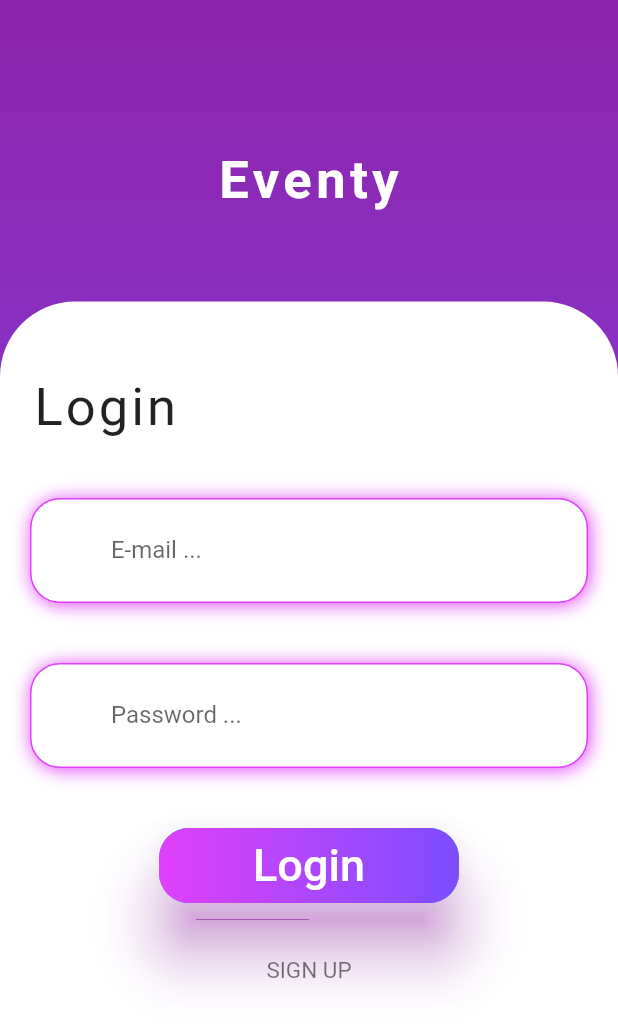
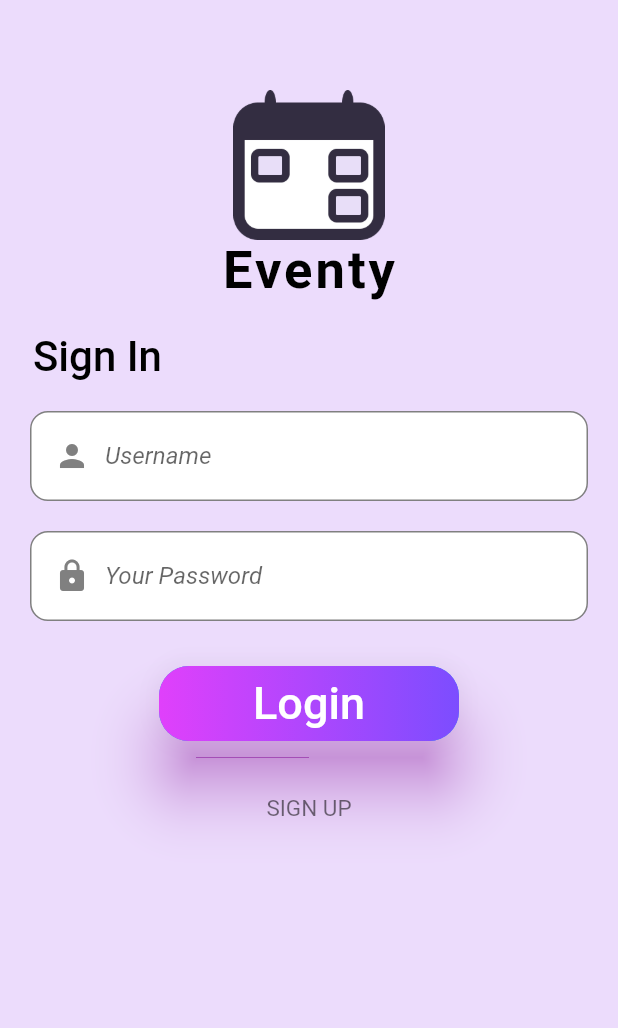
Before and after one commit to laaners/Eventy-flutter-application, a Flutter app: the screen it shows after launch, on a phone screen of 412 x 824 dp. Shown: the top 1028 px of the screen. Run offline on Flutter 3.47's test engine with Material 2 defaults, Android fonts, the phone set to English and light mode, and no system bars; our stand-ins replace flutter_dotenv; missing offline and left inert: postgres; Roboto replaces fonts that are missing (Lobster).

Commit message:
login logo

```diff
--- a/lib/screens/login.dart
+++ b/lib/screens/login.dart
@@ -1,6 +1,9 @@
+import 'package:dima_app/providers/theme_switch.dart';
+import 'package:dima_app/themes/palette.dart';
 import 'package:flutter/material.dart';
 import 'package:flutter/src/widgets/container.dart';
 import 'package:flutter/src/widgets/framework.dart';
+import 'package:provider/provider.dart';
 
 class LoginScreen extends StatefulWidget {
   const LoginScreen({super.key});
@@ -15,91 +18,87 @@ class _LoginScreenState extends State<LoginScreen> {
   @override
   Widget build(BuildContext context) {
     return Scaffold(
-      body: Container(
+      body: SizedBox(
         width: double.infinity,
-        decoration: BoxDecoration(
-          gradient: LinearGradient(
-            begin: Alignment.topCenter,
-            end: Alignment.bottomCenter,
-            colors: [
-              // Colors.purple,
-              Colors.purple.shade600,
-              Colors.deepPurpleAccent,
-            ],
-          ),
-        ),
         child: Column(
           children: [
             Container(
-              margin: const EdgeInsets.only(top: 100),
-              child: Text(
-                "Eventy",
-                style: const TextStyle(
-                  fontSize: 35,
-                  fontWeight: FontWeight.bold,
-                  color: Colors.white,
-                  letterSpacing: 3,
-                ),
+              margin: const EdgeInsets.only(top: 60),
+              child: Column(
+                children: const [
+                  Image(
+                    image: AssetImage('images/logo.png'),
+                    height: 100,
+                  ),
+                  Text(
+                    "Eventy",
+                    style: TextStyle(
+                      fontSize: 35,
+                      fontWeight: FontWeight.bold,
+                      letterSpacing: 2,
+                    ),
+                  ),
+                ],
               ),
             ),
             Expanded(
-              child: Container(
+              child: SizedBox(
                 width: double.infinity,
-                decoration: const BoxDecoration(
-                    color: Colors.white,
-                    borderRadius: BorderRadius.only(
-                        topLeft: Radius.circular(50),
-                        topRight: Radius.circular(50))),
-                margin: const EdgeInsets.only(top: 60),
                 child: SingleChildScrollView(
                   child: Column(
                     children: [
                       const SizedBox(
-                        height: 50,
+                        height: 20,
                       ),
                       Container(
-                        // color: Colors.red,
                         alignment: Alignment.topLeft,
-                        margin: const EdgeInsets.only(left: 22, bottom: 20),
+                        margin: const EdgeInsets.only(left: 22, bottom: 10),
                         child: const Text(
-                          "Login",
+                          "Sign In",
                           style: TextStyle(
-                              fontSize: 35,
-                              color: Colors.black87,
-                              letterSpacing: 2,
-                              fontFamily: "Lobster"),
+                            fontSize: 28,
+                            fontWeight: FontWeight.w500,
+                          ),
                         ),
                       ),
                       Container(
                         width: double.infinity,
-                        height: 70,
+                        height: 60,
                         margin: const EdgeInsets.symmetric(
-                            horizontal: 20, vertical: 20),
+                          horizontal: 20,
+                          vertical: 10,
+                        ),
                         padding: const EdgeInsets.symmetric(
-                            horizontal: 15, vertical: 5),
+                          horizontal: 15,
+                          vertical: 5,
+                        ),
                         decoration: BoxDecoration(
-                            border: Border.all(
-                                color: Colors.purpleAccent, width: 1),
-                            boxShadow: const [
-                              BoxShadow(
-                                  color: Colors.purpleAccent,
-                                  blurRadius: 10,
-                                  offset: Offset(1, 1)),
-                            ],
-                            color: Colors.white,
-                            borderRadius:
-                                const BorderRadius.all(Radius.circular(20))),
+                          border:
+                              Border.all(color: Palette.greyColor, width: 1),
+                          color: Palette.whiteColor,
+                          borderRadius: const BorderRadius.all(
+                            Radius.circular(12),
+                          ),
+                        ),
                         child: Row(
                           mainAxisAlignment: MainAxisAlignment.start,
                           children: [
-                            const Icon(Icons.email_outlined),
+                            const Icon(
+                              Icons.person,
+                              color: Palette.greyColor,
+                            ),
                             Expanded(
                               child: Container(
                                 margin: const EdgeInsets.only(left: 10),
                                 child: TextFormField(
                                   maxLines: 1,
                                   decoration: const InputDecoration(
-                                    label: Text(" E-mail ..."),
+                                    label: Text(
+                                      "Username",
+                                      style: TextStyle(
+                                        fontStyle: FontStyle.italic,
+                                      ),
+                                    ),
                                     border: InputBorder.none,
                                   ),
                                 ),
@@ -110,34 +109,42 @@ class _LoginScreenState extends State<LoginScreen> {
                       ),
                       Container(
                         width: double.infinity,
-                        height: 70,
+                        height: 60,
                         margin: const EdgeInsets.symmetric(
-                            horizontal: 20, vertical: 20),
+                          horizontal: 20,
+                          vertical: 10,
+                        ),
                         padding: const EdgeInsets.symmetric(
-                            horizontal: 15, vertical: 5),
+                          horizontal: 15,
+                          vertical: 5,
+                        ),
                         decoration: BoxDecoration(
-                            border: Border.all(
-                                color: Colors.purpleAccent, width: 1),
-                            boxShadow: const [
-                              BoxShadow(
-                                  color: Colors.purpleAccent,
-                                  blurRadius: 10,
-                                  offset: Offset(1, 1)),
-                            ],
-                            color: Colors.white,
-                            borderRadius:
-                                const BorderRadius.all(Radius.circular(20))),
+                          border:
+                              Border.all(color: Palette.greyColor, width: 1),
+                          color: Palette.whiteColor,
+                          borderRadius: const BorderRadius.all(
+                            Radius.circular(12),
+                          ),
+                        ),
                         child: Row(
                           mainAxisAlignment: MainAxisAlignment.start,
                           children: [
-                            const Icon(Icons.password_outlined),
+                            const Icon(
+                              Icons.lock,
+                              color: Palette.greyColor,
+                            ),
                             Expanded(
                               child: Container(
                                 margin: const EdgeInsets.only(left: 10),
                                 child: TextFormField(
                                   maxLines: 1,
                                   decoration: const InputDecoration(
-                                    label: Text(" Password ..."),
+                                    label: Text(
+                                      "Your Password",
+                                      style: TextStyle(
+                                        fontStyle: FontStyle.italic,
+                                      ),
+                                    ),
                                     border: InputBorder.none,
                                   ),
                                 ),
--- a/pubspec.yaml
+++ b/pubspec.yaml
@@ -67,6 +67,7 @@ flutter:
   #   - images/a_dot_burr.jpeg
   #   - images/a_dot_ham.jpeg
   assets:
+    - images/logo.png
     - .env
 
   # An image asset can refer to one or more resolution-specific "variants", see
```
Also changed, not shown: images/logo.png (added), pubspec.lock.
